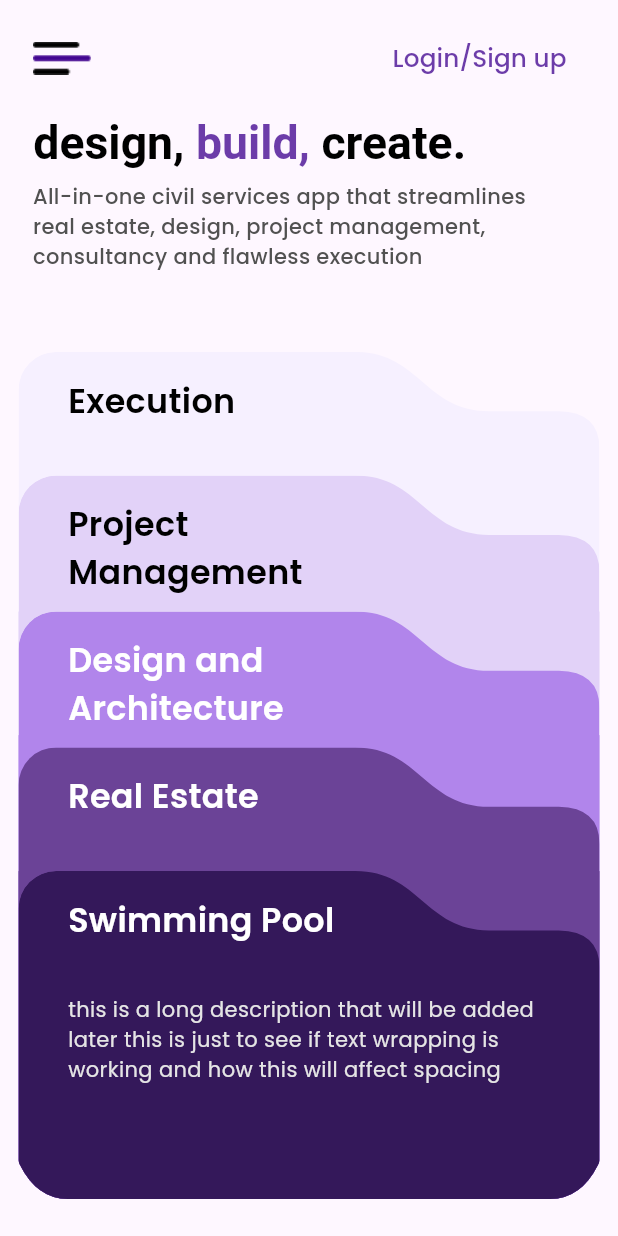
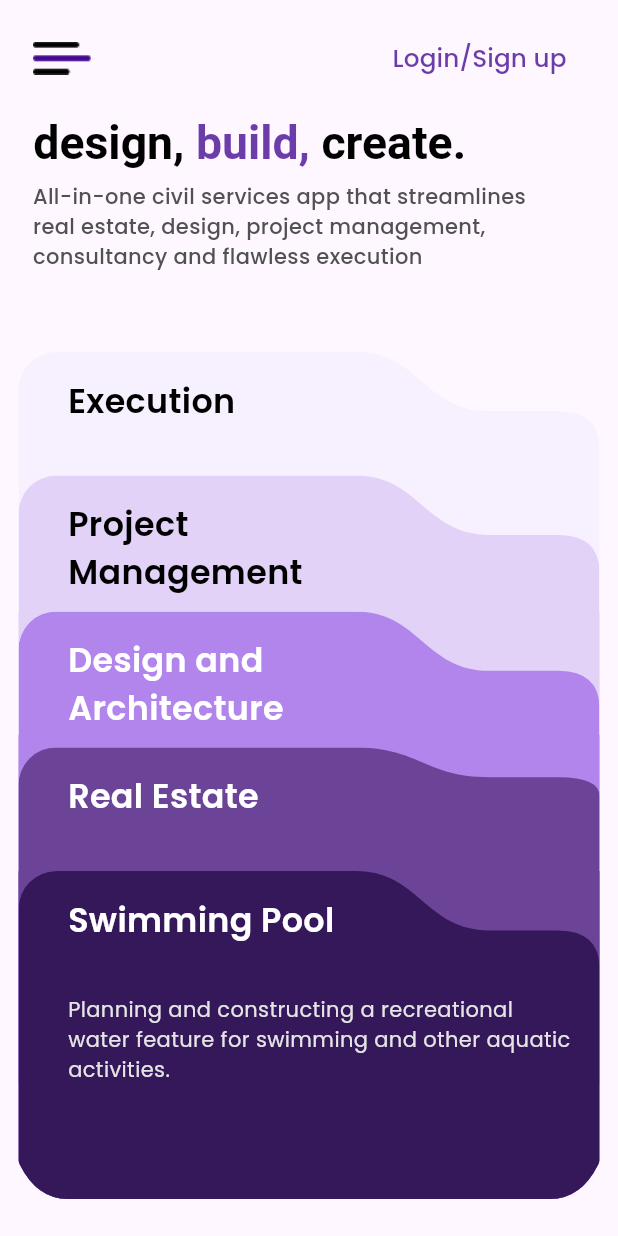
Before and after one commit to HariRags/MYCE, a Flutter app: the screen it shows after launch, on a phone screen of 412 x 824 dp. Run offline on Flutter 3.47's test engine with Material 3 defaults, Android fonts, the phone set to English and light mode, and no system bars; our stand-ins replace bloc, file_picker, flutter_bloc, geocoding, google_maps_flutter, image_picker and 1 more; missing offline and left inert: defer_pointer.

Commit message:
some ui changes

```diff
--- a/lib/pages/home.dart
+++ b/lib/pages/home.dart
@@ -54,7 +54,7 @@ class HomeState extends State<Home> {
     ];
     productManagementNavigation = [
     () => Project(authToken: authToken),
-    () => {}
+    () => Navigator.pop(context)
   ];
   designNavigation = [
     () => ArchitectureDesign(authToken: authToken),
@@ -357,23 +357,21 @@ class HomeState extends State<Home> {
                                   child: GestureDetector(
                                     onTap: () => updateOffset('Real Estate'),
                                     child: Container(
-                                      height: Responsive.height(60, context),
+                                      height: Responsive.height(30, context),
                                       width: Responsive.width(94, context),
                                       child: Folders(
                                         title: 'Real Estate',
                                         titleColor: Colors.white,
                                         color: const Color(0xFF6B4397),
                                         description:
-                                            'this is a long description that will be added later this is just to see if text wrapping is working and how this will affect spacing',
-                                        numberOfButtons: 5,
+                                            'Property consisting of land and buildings, along with natural resources such as crops, minerals, or water.',
+                                        numberOfButtons: 2,
                                         buttonColor: const Color(0xFF7A4DAC),
                                         buttonTextColor: Colors.white,
                                         buttonText: [
                                           'Buy',
                                           'Sell',
-                                          'Study',
-                                          'Lias',
-                                          'Paperworks'
+
                                         ],
                                         buttonFunctions: realEstateNavigation,
                                       ),
@@ -419,7 +417,7 @@ class HomeState extends State<Home> {
                                         titleColor: Colors.white,
                                         color: Color(0xFF34185A),
                                         description:
-                                            'this is a long description that will be added later this is just to see if text wrapping is working and how this will affect spacing',
+                                            'Planning and constructing a recreational water feature for swimming and other aquatic activities.',
                                         numberOfButtons: 0,
                                         buttonColor: Color(0xFF5E2A8A),
                                         buttonTextColor: Colors.white,
--- a/lib/pages/homepage.dart
+++ b/lib/pages/homepage.dart
@@ -360,23 +360,21 @@ class HomePageState extends State<HomePage> {
                                   child: GestureDetector(
                                     onTap: () => updateOffset('Real Estate'),
                                     child: Container(
-                                      height: Responsive.height(60, context),
+                                      height: Responsive.height(30, context),
                                       width: Responsive.width(94, context),
                                       child: Folders(
                                         title: 'Real Estate',
                                         titleColor: Colors.white,
                                         color: const Color(0xFF6B4397),
                                         description:
-                                            'this is a long description that will be added later this is just to see if text wrapping is working and how this will affect spacing',
-                                        numberOfButtons: 5,
+                                            'Property consisting of land and buildings, along with natural resources such as crops, minerals, or water.',
+                                        numberOfButtons: 2,
                                         buttonColor: const Color(0xFF7A4DAC),
                                         buttonTextColor: Colors.white,
                                         buttonText: [
                                           'Buy',
                                           'Sell',
-                                          'Study',
-                                          'Lias',
-                                          'Paperworks'
+
                                         ],
                                         buttonFunctions: realEstateNavigation,
                                       ),
@@ -422,7 +420,7 @@ class HomePageState extends State<HomePage> {
                                         titleColor: Colors.white,
                                         color: Color(0xFF34185A),
                                         description:
-                                            'this is a long description that will be added later this is just to see if text wrapping is working and how this will affect spacing',
+                                            'Planning and constructing a recreational water feature for swimming and other aquatic activities.',
                                         numberOfButtons: 0,
                                         buttonColor: Color(0xFF5E2A8A),
                                         buttonTextColor: Colors.white,
```
